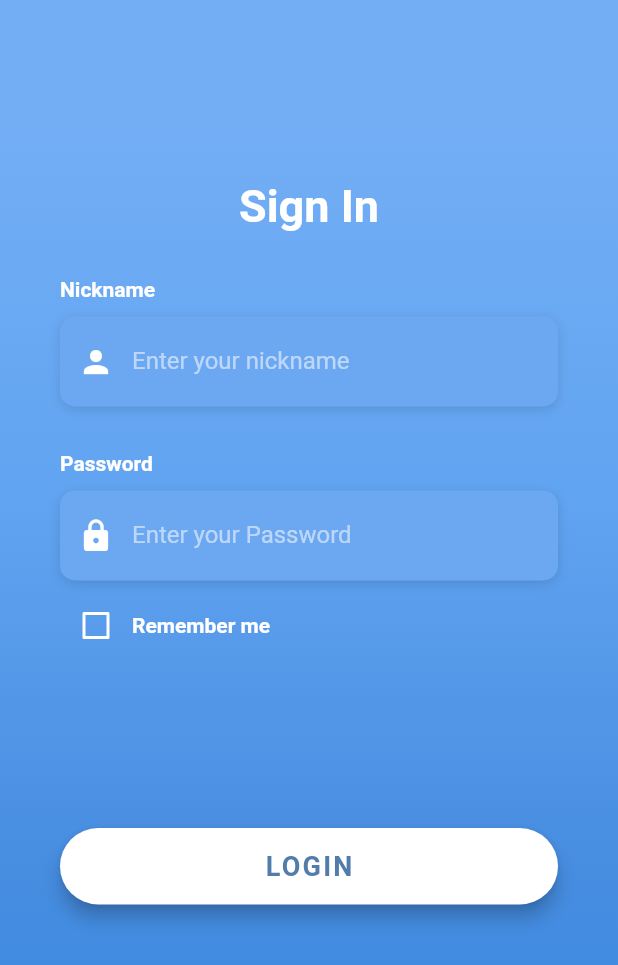
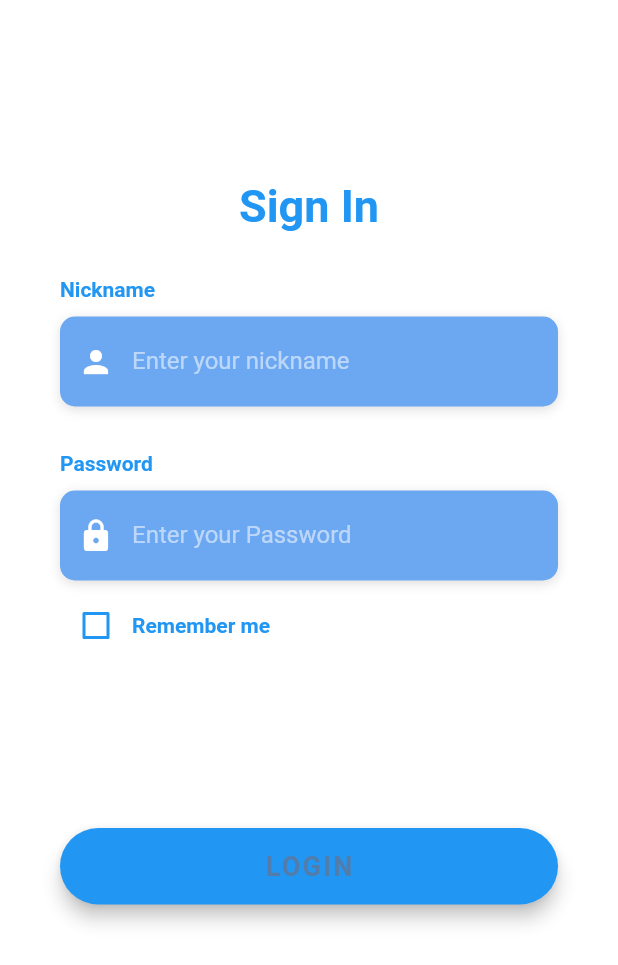
Before and after one commit to keyclicker/untitled_int20h_mobile_project, a Flutter app: the screen it shows after launch, on a phone screen of 412 x 824 dp. Shown: the top 965 px of the screen. Run offline on Flutter 3.47's test engine with Material 2 defaults, Android fonts, the phone set to English and light mode, and no system bars; Roboto replaces fonts that are missing (OpenSans).

Commit message:
fixed login

```diff
--- a/lib/hub.dart
+++ b/lib/hub.dart
@@ -1,4 +1,5 @@
 import 'user.dart';
+import 'activity.dart';
 
 
 class Hub{
--- a/lib/main.dart
+++ b/lib/main.dart
@@ -1,6 +1,5 @@
 import 'package:flutter/material.dart';
 import 'package:untitled_int20h_mobile_project/screens/login_screen.dart';
-
 
 
 void main() => runApp(Login());
--- a/lib/profile.dart
+++ b/lib/profile.dart
@@ -19,8 +19,8 @@ class Profile extends StatefulWidget {
 }
 
 class _ProfileState extends State<Profile> {
-  User user = User("oleksii", 19);
-  User me = User("sasha", 20);
+  User user;
+  User me;
 
   _ProfileState(User me, User user){
     this.user = user;
--- a/lib/screens/login_screen.dart
+++ b/lib/screens/login_screen.dart
@@ -20,6 +20,8 @@ class _LoginScreenState extends State<LoginScreen> {
   bool _rememberMe = false;
   String password = "";
   String nickname = "";
+  TextEditingController nickController = TextEditingController();
+  TextEditingController passwordController = TextEditingController();
 
   Widget _buildNicknameTF() {
     return Column(
@@ -35,7 +37,7 @@ class _LoginScreenState extends State<LoginScreen> {
           decoration: kBoxDecorationStyle,
           height: 60.0,
           child: TextField(
-            onSubmitted: (String input){ nickname = input;},
+            controller: nickController,
             keyboardType: TextInputType.text,
             style: TextStyle(
               color: Colors.white,
@@ -71,7 +73,7 @@ class _LoginScreenState extends State<LoginScreen> {
           decoration: kBoxDecorationStyle,
           height: 60.0,
           child: TextField(
-            onSubmitted: (String input){ password = input;},
+            controller: passwordController,
             obscureText: true,
             style: TextStyle(
               color: Colors.white,
@@ -100,11 +102,11 @@ class _LoginScreenState extends State<LoginScreen> {
       child: Row(
         children: <Widget>[
           Theme(
-            data: ThemeData(unselectedWidgetColor: Colors.white),
+            data: ThemeData(unselectedWidgetColor: Colors.blue),
             child: Checkbox(
               value: _rememberMe,
               checkColor: Colors.green,
-              activeColor: Colors.white,
+              activeColor: Colors.blue,
               onChanged: (value) {
                 setState(() {
 
@@ -129,13 +131,15 @@ class _LoginScreenState extends State<LoginScreen> {
       child: RaisedButton(
         elevation: 5.0,
         onPressed: () {
-          return checkLogin(nickname, password, context);
+          print(nickController);
+          print(passwordController);
+          return checkLogin(nickController.text, passwordController.text, context);
         },
         padding: EdgeInsets.all(15.0),
         shape: RoundedRectangleBorder(
           borderRadius: BorderRadius.circular(30.0),
         ),
-        color: Colors.white,
+        color: Colors.blue,
         child: Text(
           'LOGIN',
           style: TextStyle(
@@ -168,10 +172,10 @@ class _LoginScreenState extends State<LoginScreen> {
                     begin: Alignment.topCenter,
                     end: Alignment.bottomCenter,
                     colors: [
-                      Color(0xFF73AEF5),
-                      Color(0xFF61A4F1),
-                      Color(0xFF478DE0),
-                      Color(0xFF398AE5),
+                      Colors.white,
+                      Colors.white,
+                      Colors.white,
+                      Colors.white,
                     ],
                     stops: [0.1, 0.4, 0.7, 0.9],
                   ),
@@ -191,7 +195,7 @@ class _LoginScreenState extends State<LoginScreen> {
                       Text(
                         'Sign In',
                         style: TextStyle(
-                          color: Colors.white,
+                          color: Colors.blue,
                           fontFamily: 'OpenSans',
                           fontSize: 30.0,
                           fontWeight: FontWeight.bold,
--- a/lib/utilities/constants.dart
+++ b/lib/utilities/constants.dart
@@ -6,7 +6,7 @@ final kHintTextStyle = TextStyle(
 );
 
 final kLabelStyle = TextStyle(
-  color: Colors.white,
+  color: Colors.blue,
   fontWeight: FontWeight.bold,
   fontFamily: 'OpenSans',
 );
```
